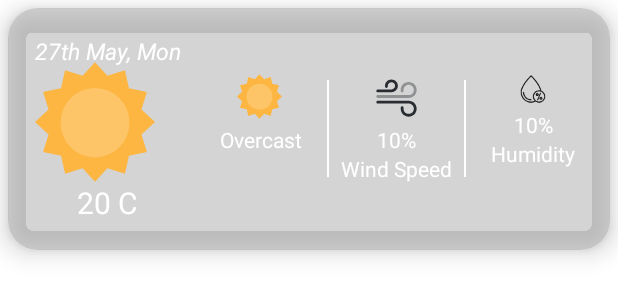
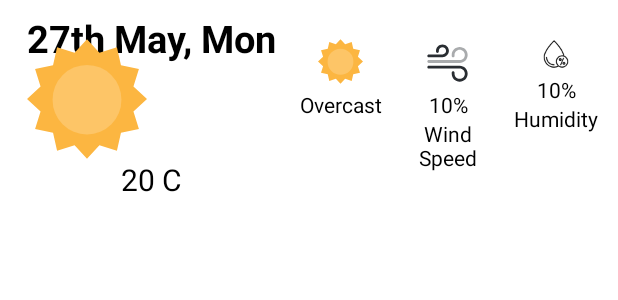
Before and after one commit to ZubkoKarina/Kotlin_Weather_Forecast_App, an Android app: the layout fourdaylistitem.xml on its own in the app's theme, with its tools: preview values and no code run, on a phone screen of 412 x 824 dp. Shown: the top 300 px of the screen. Run offline under Robolectric (Android 15) with nearby library versions, the phone set to English and light mode, and no system bars.

Commit message:
A lot of edits have been made

```diff
--- a/app/src/main/java/com/example/weather_forecast_app/SharePrefs.kt
+++ b/app/src/main/java/com/example/weather_forecast_app/SharePrefs.kt
@@ -2,7 +2,6 @@ package com.example.weather_forecast_app
 import android.annotation.SuppressLint
 import android.content.Context
 import android.content.SharedPreferences
-
 class SharedPrefs internal constructor(private val context: Context) {
     companion object {
         private const val SHARED_PREFS_NAME = "my_prefs"
--- a/app/src/main/res/layout/fourdayforecast.xml
+++ b/app/src/main/res/layout/fourdayforecast.xml
@@ -1,8 +1,9 @@
 <?xml version="1.0" encoding="utf-8"?>
-<androidx.cardview.widget.CardView xmlns:android="http://schemas.android.com/apk/res/android"
+<androidx.cardview.widget.CardView
+    xmlns:android="http://schemas.android.com/apk/res/android"
     android:layout_width="match_parent"
     xmlns:app="http://schemas.android.com/apk/res-auto"
-    android:backgroundTint="@color/deep_blue"
+    android:backgroundTint="@color/medium_gray"
     android:layout_height="match_parent">
     <LinearLayout
         android:layout_width="match_parent"
--- a/app/src/main/res/layout/fourdaylistitem.xml
+++ b/app/src/main/res/layout/fourdaylistitem.xml
@@ -1,35 +1,51 @@
 <?xml version="1.0" encoding="utf-8"?>
-<androidx.cardview.widget.CardView xmlns:android="http://schemas.android.com/apk/res/android"
+<androidx.constraintlayout.widget.ConstraintLayout
+    xmlns:android="http://schemas.android.com/apk/res/android"
     xmlns:app="http://schemas.android.com/apk/res-auto"
     android:layout_width="match_parent"
-    android:layout_height="wrap_content"
-    android:layout_margin="5dp"
-    android:backgroundTint="#80A9A9A9"
-    app:cardCornerRadius="20dp"
-    app:cardElevation="10dp">
+    android:layout_height="wrap_content">
+
+    <TextView
+        android:id="@+id/myWhiteWindow"
+        android:layout_width="match_parent"
+        android:layout_height="match_parent"
+        android:background="@drawable/white_background"
+        android:paddingStart="10dp"
+        android:paddingBottom="10dp"
+        app:layout_constraintBottom_toBottomOf="parent"
+        app:layout_constraintEnd_toEndOf="parent"
+        app:layout_constraintHorizontal_bias="1.0"
+        app:layout_constraintStart_toStartOf="parent"
+        app:layout_constraintTop_toTopOf="parent"
+        app:layout_constraintVertical_bias="0.0" />
+
     <RelativeLayout
         android:layout_width="match_parent"
         android:layout_height="match_parent"
         android:layout_margin="10dp">
+
         <RelativeLayout
             android:id="@+id/rel"
             android:layout_width="wrap_content"
             android:layout_height="wrap_content"
             android:layout_margin="8dp">
+
             <TextView
                 android:id="@+id/dayDateText"
                 android:layout_width="wrap_content"
                 android:layout_height="wrap_content"
                 android:text="27th May, Mon"
-                android:textColor="@android:color/white"
-                android:textSize="15sp"
-                android:textStyle="italic" />
+                android:textColor="@android:color/black"
+                android:textSize="25sp"
+                android:textStyle="bold" />
+
             <ImageView
                 android:id="@+id/imageGraphic"
                 android:layout_width="80dp"
                 android:layout_height="80dp"
                 android:layout_marginTop="18dp"
                 android:src="@drawable/ic_sun" />
+
             <TextView
                 android:id="@+id/tempDisplayForeCast"
                 android:layout_width="wrap_content"
@@ -37,9 +53,10 @@
                 android:layout_below="@id/imageGraphic"
                 android:layout_centerHorizontal="true"
                 android:text="20 C"
-                android:textColor="#FFFFFF"
+                android:textColor="@android:color/black"
                 android:textSize="20sp" />
         </RelativeLayout>
+
         <LinearLayout
             android:layout_width="match_parent"
             android:layout_height="wrap_content"
@@ -47,32 +64,36 @@
             android:layout_marginStart="4dp"
             android:layout_toEndOf="@id/rel"
             android:orientation="horizontal">
+
             <LinearLayout
                 android:layout_width="0dp"
                 android:layout_height="wrap_content"
                 android:layout_weight="1"
                 android:gravity="center"
                 android:orientation="vertical">
+
                 <ImageView
                     android:id="@+id/smallIcon"
                     android:layout_width="30dp"
                     android:layout_height="30dp"
                     android:layout_marginBottom="4dp"
                     android:src="@drawable/ic_sun" />
+
                 <TextView
                     android:id="@+id/weatherDescr"
                     android:layout_width="match_parent"
                     android:layout_height="wrap_content"
                     android:gravity="center"
                     android:text="Overcast"
-                    android:textColor="@android:color/white" />
+                    android:textColor="@android:color/black" />
             </LinearLayout>
+
             <View
                 android:layout_width="1dp"
                 android:layout_height="match_parent"
+                android:layout_margin="4dp"
+                android:textColor="@android:color/black" />
 
-                android:layout_margin="4dp"
-                android:background="@android:color/white" />
             <LinearLayout
                 android:layout_width="0dp"
                 android:layout_height="wrap_content"
@@ -80,56 +101,63 @@
                 android:gravity="center"
 
                 android:orientation="vertical">
+
                 <ImageView
                     android:layout_width="30dp"
                     android:layout_height="30dp"
                     android:layout_marginBottom="4dp"
                     android:src="@drawable/ic_wind" />
+
                 <TextView
                     android:id="@+id/windSpeed"
                     android:layout_width="match_parent"
                     android:layout_height="wrap_content"
                     android:gravity="center"
                     android:text="10%"
-                    android:textColor="@android:color/white" />
+                    android:textColor="@android:color/black" />
+
                 <TextView
                     android:layout_width="match_parent"
                     android:layout_height="wrap_content"
                     android:gravity="center"
                     android:text="Wind Speed"
-                    android:textColor="@android:color/white" />
+                    android:textColor="@android:color/black" />
             </LinearLayout>
+
             <View
                 android:layout_width="1dp"
                 android:layout_height="match_parent"
                 android:layout_margin="4dp"
-                android:background="@android:color/white" />
+                android:textColor="@android:color/black" />
+
             <LinearLayout
                 android:layout_width="0dp"
                 android:layout_height="wrap_content"
                 android:layout_weight="1"
                 android:gravity="center"
+                android:orientation="vertical">
 
-                android:orientation="vertical">
                 <ImageView
                     android:layout_width="20dp"
                     android:layout_height="20dp"
                     android:layout_marginBottom="4dp"
                     android:src="@drawable/ic_humidity_rain" />
+
                 <TextView
                     android:id="@+id/humidity"
                     android:layout_width="match_parent"
                     android:layout_height="wrap_content"
                     android:gravity="center"
                     android:text="10%"
-                    android:textColor="@android:color/white" />
+                    android:textColor="@android:color/black" />
+
                 <TextView
                     android:layout_width="match_parent"
                     android:layout_height="wrap_content"
                     android:gravity="center"
                     android:text="Humidity"
-                    android:textColor="@android:color/white" />
+                    android:textColor="@android:color/black" />
             </LinearLayout>
         </LinearLayout>
     </RelativeLayout>
-</androidx.cardview.widget.CardView>
+</androidx.constraintlayout.widget.ConstraintLayout>
```
Also changed, not shown: app/src/main/java/com/example/weather_forecast_app/ForecastActivity.kt (+40 -2 lines), app/src/main/java/com/example/weather_forecast_app/MainActivity.kt (+0 -19 lines), app/src/main/java/com/example/weather_forecast_app/adapter/ForeCastAdapter.kt (+2 -6 lines), app/src/main/java/com/example/weather_forecast_app/adapter/WeatherToday.kt (+2 -5 lines), app/src/main/res/layout/testlayout.xml (+12 -12 lines), app/src/main/res/layout/todayforecastlist.xml (+27 -22 lines).
